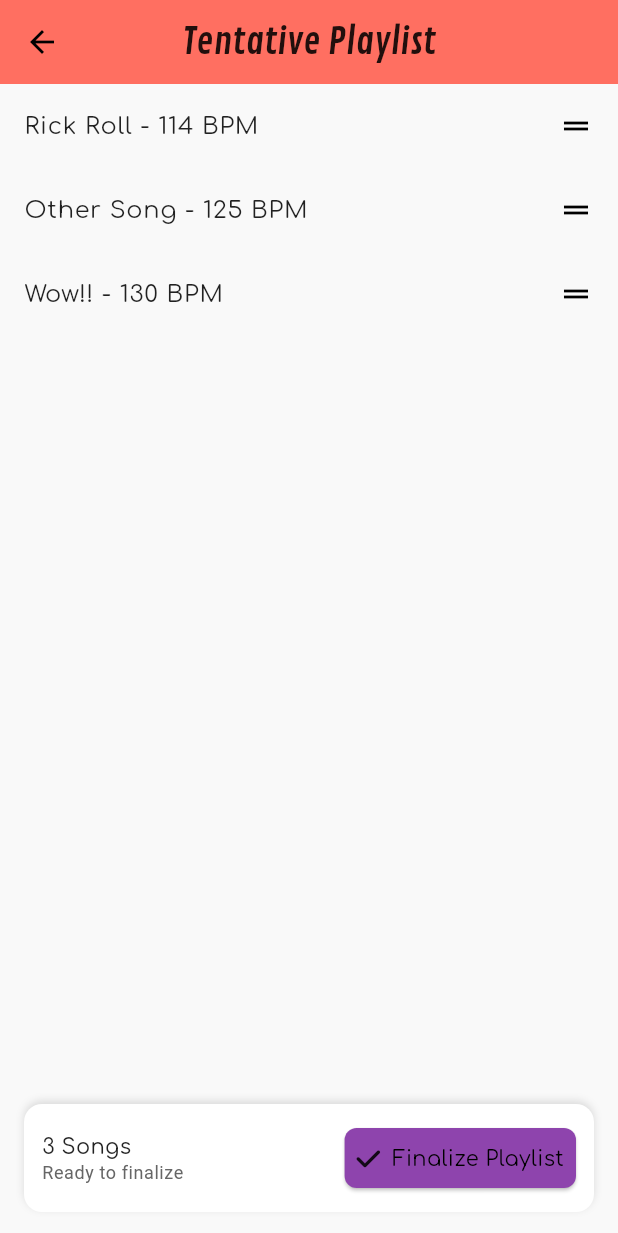
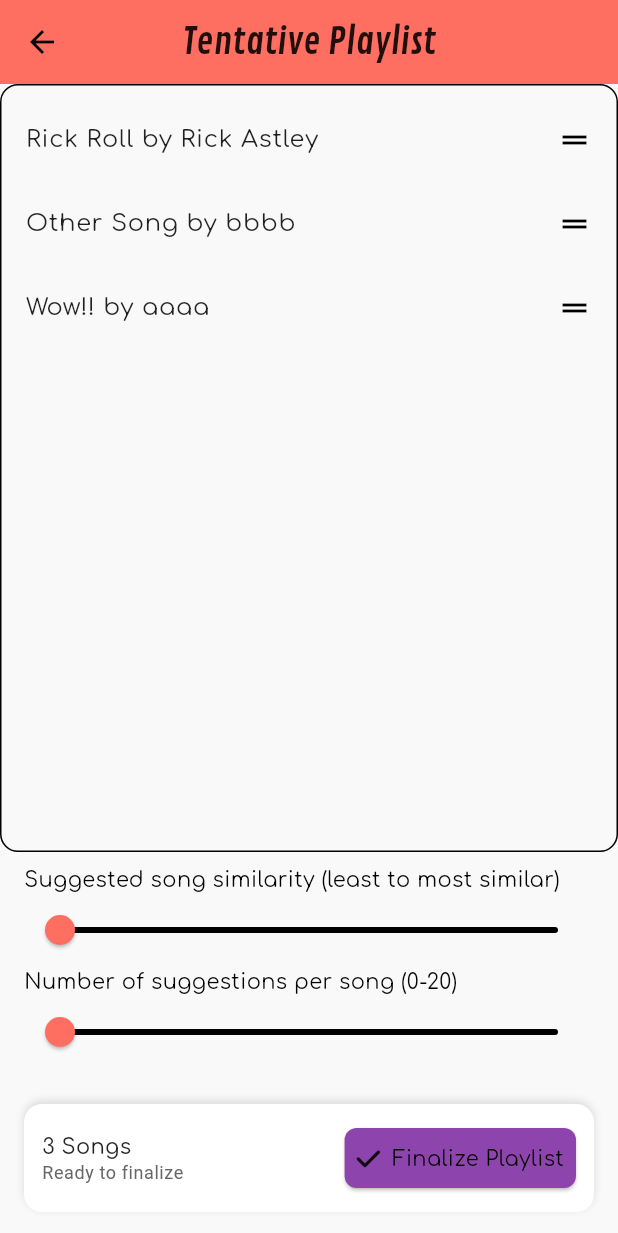
Before and after one commit to euhystho/rhythm-run, a Flutter app: the TempPlaylistPage screen opened directly, on a phone screen of 412 x 824 dp. Shown: the top 1233 px of the screen. Run offline on Flutter 3.47's test engine with Material 3 defaults, Android fonts, the phone set to English and light mode, and no system bars; our stand-ins replace file_picker, flutter_spinkit, font_awesome_flutter, google_fonts, logger, permission_handler; missing offline and left inert: lastfm, music_kit, spotify_sdk.

Commit message:
added sliders for customization of song suggestions

```diff
--- a/lib/screens/temp_playlist_screen_7.dart
+++ b/lib/screens/temp_playlist_screen_7.dart
@@ -1,6 +1,8 @@
 import 'package:flutter/material.dart';
 import 'package:font_awesome_flutter/font_awesome_flutter.dart';
 import 'package:rhythmrun/utils/theme.dart';
+import '../data/services/generate_playlist.dart';
+import '../data/types/song.dart';
 
 class TempPlaylistPage extends StatefulWidget {
   const TempPlaylistPage({super.key});
@@ -11,11 +13,14 @@ class TempPlaylistPage extends StatefulWidget {
 
 class TempPlaylistPageState extends State<TempPlaylistPage> {
   // PLEASE DELETE THE SAMPLES LATER THEY ARE FOR TESTING
-  List<String> songList = [
-    'Rick Roll - 114 BPM',
-    'Other Song - 125 BPM',
-    'Wow!! - 130 BPM'
-  ];
+  Playlist songList = Playlist([
+    Song('Rick Roll', 'Rick Astley'),
+    Song('Other Song', 'bbbb'),
+    Song('Wow!!', 'aaaa')
+  ]);
+
+  double threshold = 20;
+  double limit = 0;
 
   @override
   Widget build(BuildContext context) {
@@ -34,21 +39,29 @@ class TempPlaylistPageState extends State<TempPlaylistPage> {
         child: Column(
           children: [
              Expanded(
+              child: Container(
+                padding: const EdgeInsets.symmetric(vertical: 8.0),
+                decoration: BoxDecoration(
+                  color: Theme.of(context).colorScheme.surface,
+                  border: Border.all(
+                    color: Theme.of(context).dividerColor,
+                  ),
+                  borderRadius: BorderRadius.circular(12),
+                ),
                 child: ReorderableListView.builder(
                   padding: EdgeInsets.zero,
-                shrinkWrap: true,
-                itemCount: songList.length,
+                  itemCount: songList.tracks.length,
                   onReorder: (oldIndex, newIndex) {
                     setState(() {
                       if (oldIndex < newIndex) {
                         newIndex -= 1;
                       }
-                    final item = songList.removeAt(oldIndex);
-                    songList.insert(newIndex, item);
+                      final item = songList.tracks.removeAt(oldIndex);
+                      songList.tracks.insert(newIndex, item);
                     });
                   },
                   itemBuilder: (context, index) {
-                  final fileName = songList[index];
+                    final fileName = songList.tracks[index].toString();
                     return Material(
                       key: Key('$index'),
                       color: Colors.transparent,
@@ -57,8 +70,7 @@ class TempPlaylistPageState extends State<TempPlaylistPage> {
                           fileName,
                           style: Theme.of(context).textTheme.bodyLarge,
                         ),
-                      dense: false,
-                      contentPadding: const EdgeInsetsDirectional.fromSTEB(16, 0, 16, 0),
+                        contentPadding: const EdgeInsets.symmetric(horizontal: 16.0),
                         trailing: ReorderableDragStartListener(
                           index: index,
                           child: Icon(
@@ -71,7 +83,49 @@ class TempPlaylistPageState extends State<TempPlaylistPage> {
                   },
                 ),
               ),
-            if (songList.isNotEmpty)
+            ),
+            Padding(
+              padding: const EdgeInsets.symmetric(horizontal: 16.0, vertical: 8.0),
+              child: Column(
+                crossAxisAlignment: CrossAxisAlignment.start,
+                children: [
+                  Text(
+                    'Suggested song similarity (least to most similar)',
+                    style: Theme.of(context).textTheme.bodyMedium?.copyWith(
+                      color: Theme.of(context).colorScheme.onSurface,
+                    ),
+                  ),
+                  Slider(
+                    value: threshold,
+                    min: 20,
+                    max: 100,
+                    inactiveColor: Theme.of(context).colorScheme.onSurface,
+                    onChanged: (double value) {
+                      setState(() {
+                        threshold = value;
+                      });
+                    },
+                  ),
+                  Text(
+                    'Number of suggestions per song (0-20)',
+                    style: Theme.of(context).textTheme.bodyMedium?.copyWith(
+                      color: Theme.of(context).colorScheme.onSurface,
+                    ),
+                  ),
+                  Slider(
+                    value: limit,
+                    max: 20,
+                    inactiveColor: Theme.of(context).colorScheme.onSurface,
+                    onChanged: (double value) {
+                      setState(() {
+                        limit = value;
+                      });
+                    },
+                  ),
+                ],
+              ),
+            ),
+            if (songList.tracks.isNotEmpty)
               Padding(
                 padding: const EdgeInsets.all(16),
                 child: Container(
@@ -99,7 +153,7 @@ class TempPlaylistPageState extends State<TempPlaylistPage> {
                           crossAxisAlignment: CrossAxisAlignment.start,
                           children: [
                             Text(
-                              '${songList.length} Songs',
+                              '${songList.tracks.length} Songs',
                               style: Theme.of(context).textTheme.bodyMedium?.copyWith(
                                 fontWeight: FontWeight.w500,
                               ),
@@ -143,3 +197,24 @@ class TempPlaylistPageState extends State<TempPlaylistPage> {
     );
   }
 }
+
+void main() {
+  runApp(const MyApp());
+}
+
+class MyApp extends StatelessWidget {
+  const MyApp({super.key});
+
+  @override
+  Widget build(BuildContext context) {
+    return MaterialApp(
+      //Toggle the Debug Banner on the side :)
+      debugShowCheckedModeBanner: false,
+      title: 'RhythmRun',
+      theme: RhythmRunTheme.lightTheme,
+      darkTheme: RhythmRunTheme.darkTheme,
+      themeMode: ThemeMode.system,
+      home: const TempPlaylistPage(),
+    );
+  }
+}
```
Lines whose indentation alone changed are shown as unchanged.
